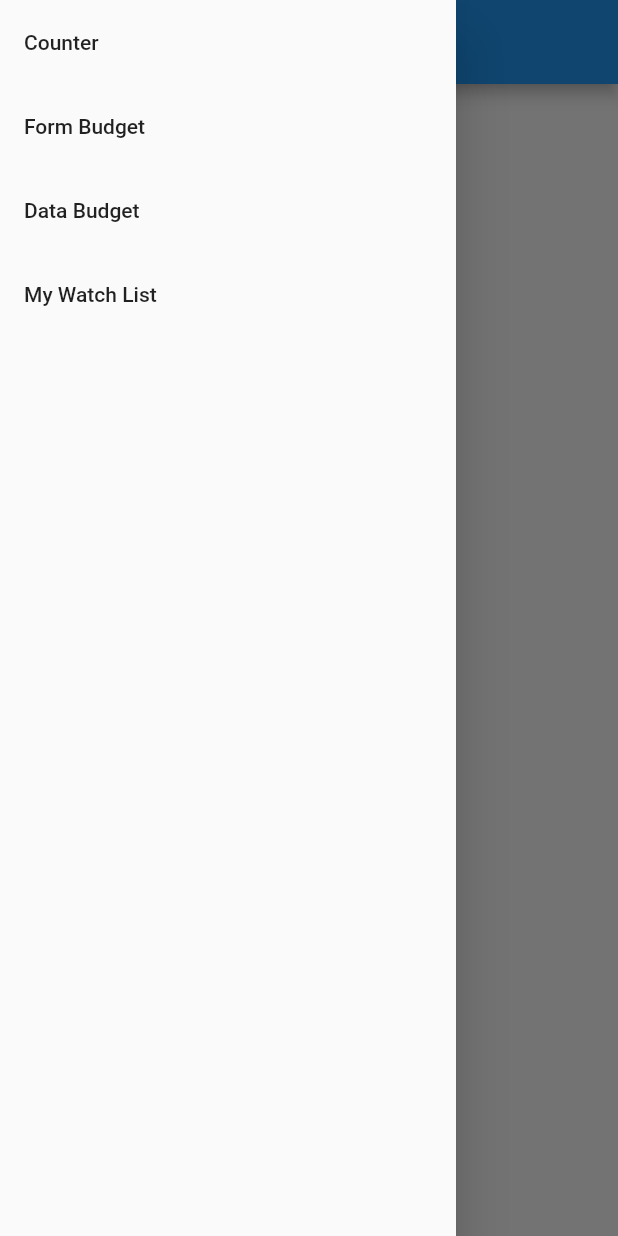
After one commit to griseldans/pbp-flutter-lab, a Flutter app: the WatchList screen opened directly, with the side drawer open, on a phone screen of 412 x 824 dp. The commit adds this screen. Run offline on Flutter 3.47's test engine with Material 2 defaults, Android fonts, the phone set to English and light mode, and no system bars; network calls fail.

Commit message:
tugas 9 -bonus

```diff
--- a/lib/main.dart
+++ b/lib/main.dart
@@ -1,7 +1,7 @@
 import 'package:flutter/material.dart';
-import 'package:counter_7/drawer.dart';
-import 'package:counter_7/tambah_data.dart';
-import 'package:counter_7/show_data.dart';
+import 'package:counter_7/page/drawer.dart';
+import 'package:counter_7/page/tambah_data.dart';
+import 'package:counter_7/page/show_data.dart';
 
 void main() {
   runApp(const MyApp());
--- /dev/null
+++ b/lib/model/watchlist.dart
@@ -0,0 +1,43 @@
+// To parse this JSON data, do
+//
+//     final watchList = watchListFromJson(jsonString);
+
+import 'dart:convert';
+
+List<WatchList> watchListFromJson(String str) =>
+    List<WatchList>.from(json.decode(str).map((x) => WatchList.fromJson(x)));
+
+String watchListToJson(List<WatchList> data) =>
+    json.encode(List<dynamic>.from(data.map((x) => x.toJson())));
+
+class WatchList {
+  WatchList({
+    required this.watched,
+    required this.title,
+    required this.rating,
+    required this.releaseDate,
+    required this.review,
+  });
+
+  bool watched;
+  String title;
+  int rating;
+  String releaseDate;
+  String review;
+
+  factory WatchList.fromJson(Map<String, dynamic> json) => WatchList(
+        watched: json["fields"]["watched"],
+        title: json["fields"]["title"],
+        rating: json["fields"]["rating"],
+        releaseDate: json["fields"]["release_date"],
+        review: json["fields"]["review"],
+      );
+
+  Map<String, dynamic> toJson() => {
+        "watched": watched,
+        "title": title,
+        "rating": rating,
+        "release_date": releaseDate,
+        "review": review,
+      };
+}
--- a/lib/drawer.dart
+++ b/lib/page/drawer.dart
@@ -1,7 +1,9 @@
+import 'package:counter_7/page/detail_mywatchlist.dart';
 import 'package:flutter/material.dart';
 import 'package:counter_7/main.dart';
-import 'package:counter_7/tambah_data.dart';
-import 'package:counter_7/show_data.dart';
+import 'package:counter_7/page/tambah_data.dart';
+import 'package:counter_7/page/show_data.dart';
+import 'package:counter_7/page/mywatchlist.dart';
 
 Drawer buildDrawer(BuildContext context) {
   return Drawer(
@@ -37,6 +39,16 @@ Drawer buildDrawer(BuildContext context) {
             );
           },
         ),
+        ListTile(
+          title: const Text('My Watch List'),
+          onTap: () {
+            // Route ke budget
+            Navigator.pushReplacement(
+              context,
+              MaterialPageRoute(builder: (context) => const MyWatchList()),
+            );
+          },
+        ),
       ],
     ),
   );
--- /dev/null
+++ b/lib/page/show_mywatchlist.dart
@@ -0,0 +1,29 @@
+import 'package:counter_7/main.dart';
+import 'package:counter_7/page/show_data.dart';
+import 'package:counter_7/page/drawer.dart';
+import 'package:counter_7/model/budget.dart';
+import 'package:counter_7/page/tambah_data.dart';
+import 'package:counter_7/page/mywatchlist.dart';
+import 'package:flutter/material.dart';
+
+class WatchList extends StatefulWidget {
+  const WatchList({super.key});
+
+  @override
+  State<WatchList> createState() => _WatchListState();
+}
+
+class _WatchListState extends State<WatchList> {
+  @override
+  Widget build(BuildContext context) {
+    return Scaffold(
+        appBar: AppBar(
+          title: Text('My Watch List'),
+        ),
+        drawer: buildDrawer(context),
+        body: Column(
+
+        )
+    );
+  }
+}
--- a/lib/tambah_data.dart
+++ b/lib/page/tambah_data.dart
@@ -1,7 +1,7 @@
 import 'package:counter_7/main.dart';
-import 'package:counter_7/show_data.dart';
-import 'package:counter_7/drawer.dart';
-import 'package:counter_7/budget.dart';
+import 'package:counter_7/page/show_data.dart';
+import 'package:counter_7/page/drawer.dart';
+import 'package:counter_7/model/budget.dart';
 import 'package:flutter/material.dart';
 
 class DataFormPage extends StatefulWidget {
--- a/pubspec.yaml
+++ b/pubspec.yaml
@@ -36,6 +36,7 @@ dependencies:
   # The following adds the Cupertino Icons font to your application.
   # Use with the CupertinoIcons class for iOS style icons.
   cupertino_icons: ^1.0.2
+  http: ^0.13.5
 
 dev_dependencies:
   flutter_test:
```
Also changed, not shown: lib/page/detail_mywatchlist.dart (added, +119 -0 lines), lib/page/mywatchlist.dart (added, +100 -0 lines), lib/page/show_data.dart (renamed from lib/show_data.dart, +4 -4 lines), lib/model/budget.dart (renamed from lib/budget.dart), pubspec.lock, 2 other files.
